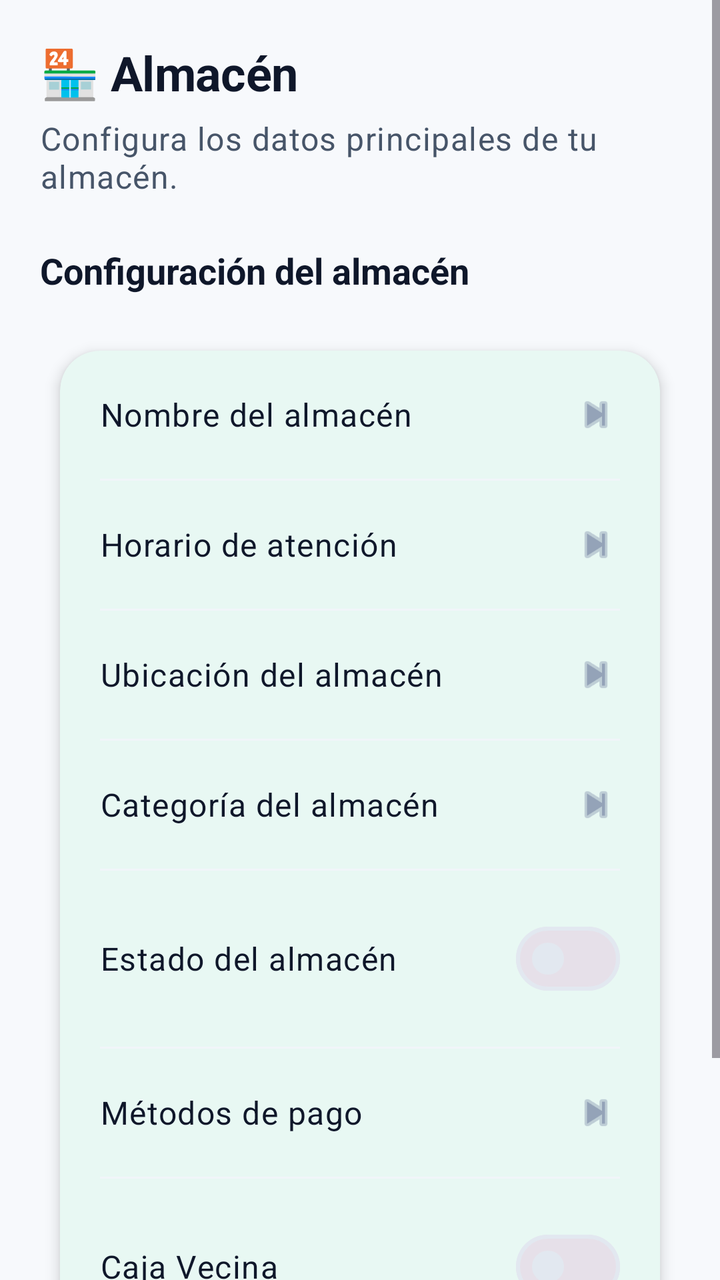
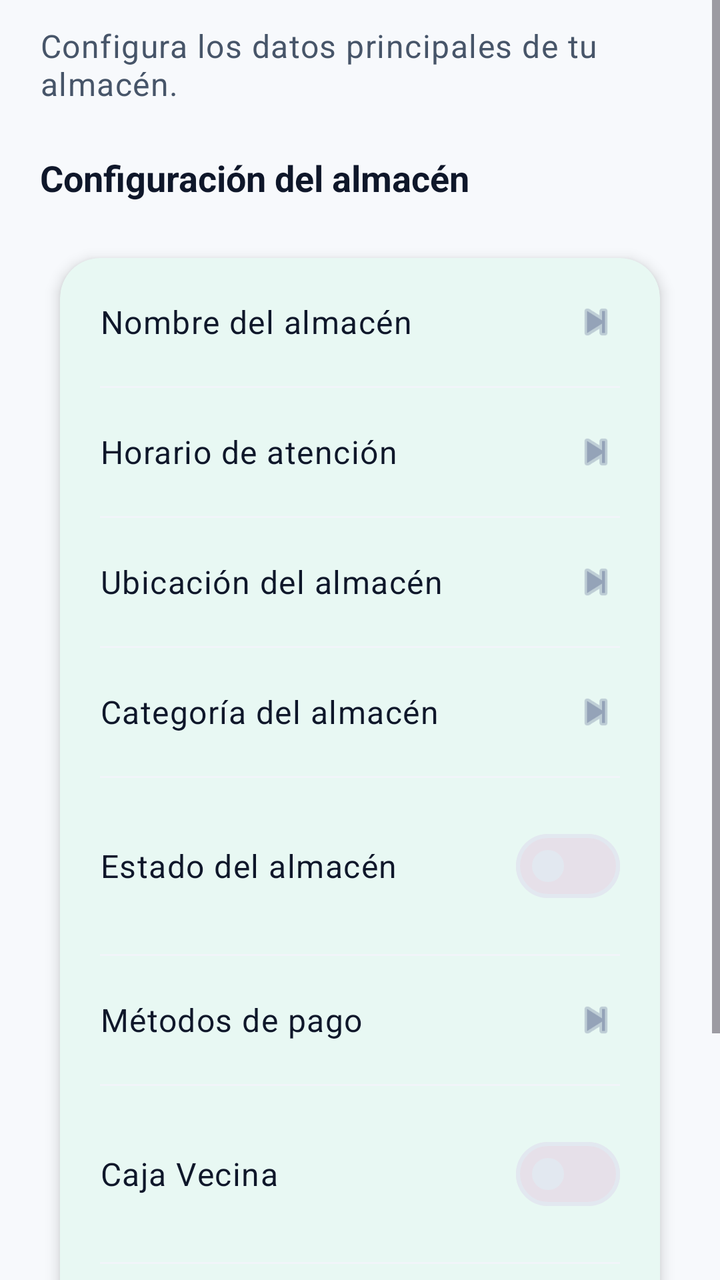

Two renders of the same Android screen: before a commit and after it. Below are the layout's source before the change and the commit's diff.
<!-- AndroidManifest.xml: application theme Theme.RutaAlmacen -->
<!-- res/layout/fragment_almacen.xml -->
<?xml version="1.0" encoding="utf-8"?>
<ScrollView xmlns:android="http://schemas.android.com/apk/res/android"
    xmlns:app="http://schemas.android.com/apk/res-auto"
    android:layout_width="match_parent"
    android:layout_height="match_parent"
    android:background="@color/fondo_app"
    android:fillViewport="true">

    <LinearLayout
        android:layout_width="match_parent"
        android:layout_height="wrap_content"
        android:orientation="vertical"
        android:padding="@dimen/margen_pantalla">

        <TextView
            android:layout_width="match_parent"
            android:layout_height="wrap_content"
            android:text="🏪 Almacén"
            android:textAppearance="@style/TextAppearance.RutaAlmacen.Vendedor.TitleLarge" />

        <TextView
            android:layout_width="match_parent"
            android:layout_height="wrap_content"
            android:layout_marginTop="@dimen/espacio_xs"
            android:text="Configura los datos principales de tu almacén."
            android:textAppearance="@style/TextAppearance.RutaAlmacen.Vendedor.BodyMedium" />

        <TextView
            android:layout_width="wrap_content"
            android:layout_height="wrap_content"
            android:layout_marginTop="@dimen/espacio_xl"
            android:text="Configuración del almacén"
            android:textAppearance="@style/TextAppearance.RutaAlmacen.Vendedor.TitleMedium" />

        <com.google.android.material.card.MaterialCardView
            android:layout_width="match_parent"
            android:layout_height="wrap_content"
            android:layout_marginTop="@dimen/espacio_md">

            <LinearLayout
                android:layout_width="match_parent"
                android:layout_height="wrap_content"
                android:orientation="vertical">

                <LinearLayout
                    android:id="@+id/opcion_nombre_almacen"
                    android:layout_width="match_parent"
                    android:layout_height="wrap_content"
                    android:background="?attr/selectableItemBackground"
                    android:clickable="true"
                    android:focusable="true"
                    android:gravity="center_vertical"
                    android:orientation="horizontal"
                    android:padding="@dimen/espacio_lg">

                    <TextView
                        android:layout_width="0dp"
                        android:layout_height="wrap_content"
                        android:layout_weight="1"
                        android:text="Nombre del almacén"
                        android:textAppearance="@style/TextAppearance.RutaAlmacen.Vendedor.BodyMedium"
                        android:textColor="@color/texto_principal" />

                    <ImageView
                        android:layout_width="@dimen/ancho_icono"
                        android:layout_height="@dimen/ancho_icono"
                        android:contentDescription="@null"
                        android:src="@android:drawable/ic_media_next"
                        app:tint="@color/texto_terciario" />
                </LinearLayout>

                <View
                    android:layout_width="match_parent"
                    android:layout_height="1dp"
                    android:layout_marginHorizontal="@dimen/espacio_lg"
                    android:background="@color/divisor" />

                <LinearLayout
                    android:id="@+id/opcion_horario_almacen"
                    android:layout_width="match_parent"
                    android:layout_height="wrap_content"
                    android:background="?attr/selectableItemBackground"
                    android:clickable="true"
                    android:focusable="true"
                    android:gravity="center_vertical"
                    android:orientation="horizontal"
                    android:padding="@dimen/espacio_lg">

                    <TextView
                        android:layout_width="0dp"
                        android:layout_height="wrap_content"
                        android:layout_weight="1"
                        android:text="Horario de atención"
                        android:textAppearance="@style/TextAppearance.RutaAlmacen.Vendedor.BodyMedium"
                        android:textColor="@color/texto_principal" />

                    <ImageView
                        android:layout_width="@dimen/ancho_icono"
                        android:layout_height="@dimen/ancho_icono"
                        android:contentDescription="@null"
                        android:src="@android:drawable/ic_media_next"
                        app:tint="@color/texto_terciario" />
                </LinearLayout>

                <View
                    android:layout_width="match_parent"
                    android:layout_height="1dp"
                    android:layout_marginHorizontal="@dimen/espacio_lg"
                    android:background="@color/divisor" />

                <LinearLayout
                    android:id="@+id/opcion_ubicacion_almacen"
                    android:layout_width="match_parent"
                    android:layout_height="wrap_content"
                    android:background="?attr/selectableItemBackground"
                    android:clickable="true"
                    android:focusable="true"
                    android:gravity="center_vertical"
                    android:orientation="horizontal"
                    android:padding="@dimen/espacio_lg">

                    <TextView
                        android:layout_width="0dp"
                        android:layout_height="wrap_content"
                        android:layout_weight="1"
                        android:text="Ubicación del almacén"
                        android:textAppearance="@style/TextAppearance.RutaAlmacen.Vendedor.BodyMedium"
                        android:textColor="@color/texto_principal" />

                    <ImageView
                        android:layout_width="@dimen/ancho_icono"
                        android:layout_height="@dimen/ancho_icono"
                        android:contentDescription="@null"
                        android:src="@android:drawable/ic_media_next"
                        app:tint="@color/texto_terciario" />
                </LinearLayout>

                <View
                    android:layout_width="match_parent"
                    android:layout_height="1dp"
                    android:layout_marginHorizontal="@dimen/espacio_lg"
                    android:background="@color/divisor" />

                <LinearLayout
                    android:id="@+id/opcion_categoria_almacen"
                    android:layout_width="match_parent"
                    android:layout_height="wrap_content"
                    android:background="?attr/selectableItemBackground"
                    android:clickable="true"
                    android:focusable="true"
                    android:gravity="center_vertical"
                    android:orientation="horizontal"
                    android:padding="@dimen/espacio_lg">

                    <TextView
                        android:layout_width="0dp"
                        android:layout_height="wrap_content"
                        android:layout_weight="1"
                        android:text="Categoría del almacén"
                        android:textAppearance="@style/TextAppearance.RutaAlmacen.Vendedor.BodyMedium"
                        android:textColor="@color/texto_principal" />

                    <ImageView
                        android:layout_width="@dimen/ancho_icono"
                        android:layout_height="@dimen/ancho_icono"
                        android:contentDescription="@null"
                        android:src="@android:drawable/ic_media_next"
                        app:tint="@color/texto_terciario" />
                </LinearLayout>

                <View
                    android:layout_width="match_parent"
                    android:layout_height="1dp"
                    android:layout_marginHorizontal="@dimen/espacio_lg"
                    android:background="@color/divisor" />

                <LinearLayout
                    android:id="@+id/opcion_estado_almacen"
                    android:layout_width="match_parent"
                    android:layout_height="wrap_content"
                    android:background="?attr/selectableItemBackground"
                    android:clickable="true"
                    android:focusable="true"
                    android:gravity="center_vertical"
                    android:orientation="horizontal"
                    android:padding="@dimen/espacio_lg">

                    <TextView
                        android:id="@+id/texto_estado_almacen"
                        android:layout_width="0dp"
                        android:layout_height="wrap_content"
                        android:layout_weight="1"
                        android:text="Estado del almacén"
                        android:textAppearance="@style/TextAppearance.RutaAlmacen.Vendedor.BodyMedium"
                        android:textColor="@color/texto_principal" />

                    <com.google.android.material.materialswitch.MaterialSwitch
                        android:id="@+id/switch_estado_almacen"
                        android:layout_width="wrap_content"
                        android:layout_height="wrap_content"
                        android:clickable="false"
                        android:focusable="false" />
                </LinearLayout>

                <View
                    android:layout_width="match_parent"
                    android:layout_height="1dp"
                    android:layout_marginHorizontal="@dimen/espacio_lg"
                    android:background="@color/divisor" />

                <LinearLayout
                    android:id="@+id/opcion_metodos_pago"
                    android:layout_width="match_parent"
                    android:layout_height="wrap_content"
                    android:background="?attr/selectableItemBackground"
                    android:clickable="true"
                    android:focusable="true"
                    android:gravity="center_vertical"
                    android:orientation="horizontal"
                    android:padding="@dimen/espacio_lg">

                    <TextView
                        android:id="@+id/texto_metodos_pago"
                        android:layout_width="0dp"
                        android:layout_height="wrap_content"
                        android:layout_weight="1"
                        android:text="Métodos de pago"
                        android:textAppearance="@style/TextAppearance.RutaAlmacen.Vendedor.BodyMedium"
                        android:textColor="@color/texto_principal" />

                    <ImageView
                        android:layout_width="@dimen/ancho_icono"
                        android:layout_height="@dimen/ancho_icono"
                        android:contentDescription="@null"
                        android:src="@android:drawable/ic_media_next"
                        app:tint="@color/texto_terciario" />
                </LinearLayout>

                <View
                    android:layout_width="match_parent"
                    android:layout_height="1dp"
                    android:layout_marginHorizontal="@dimen/espacio_lg"
                    android:background="@color/divisor" />

                <LinearLayout
                    android:id="@+id/opcion_caja_vecina"
                    android:layout_width="match_parent"
                    android:layout_height="wrap_content"
                    android:background="?attr/selectableItemBackground"
                    android:clickable="true"
                    android:focusable="true"
                    android:gravity="center_vertical"
                    android:orientation="horizontal"
                    android:padding="@dimen/espacio_lg">

                    <TextView
                        android:id="@+id/texto_caja_vecina"
                        android:layout_width="0dp"
                        android:layout_height="wrap_content"
                        android:layout_weight="1"
                        android:text="Caja Vecina"
                        android:textAppearance="@style/TextAppearance.RutaAlmacen.Vendedor.BodyMedium"
                        android:textColor="@color/texto_principal" />

                    <com.google.android.material.materialswitch.MaterialSwitch
                        android:id="@+id/switch_caja_vecina"
                        android:layout_width="wrap_content"
                        android:layout_height="wrap_content"
                        android:clickable="false"
                        android:focusable="false" />
                </LinearLayout>

                <View
                    android:layout_width="match_parent"
                    android:layout_height="1dp"
                    android:layout_marginHorizontal="@dimen/espacio_lg"
                    android:background="@color/divisor" />

                <LinearLayout
                    android:id="@+id/opcion_block_notas"
                    android:layout_width="match_parent"
                    android:layout_height="wrap_content"
                    android:background="?attr/selectableItemBackground"
                    android:clickable="true"
                    android:focusable="true"
                    android:gravity="center_vertical"
                    android:orientation="horizontal"
                    android:padding="@dimen/espacio_lg">

                    <ImageView
                        android:layout_width="@dimen/ancho_icono"
                        android:layout_height="@dimen/ancho_icono"
                        android:layout_marginEnd="@dimen/espacio_md"
                        android:contentDescription="@null"
                        android:src="@drawable/ic_notes"
                        app:tint="@color/colorPrimary" />

                    <TextView
                        android:layout_width="0dp"
                        android:layout_height="wrap_content"
                        android:layout_weight="1"
                        android:text="Ver Block de Notas"
                        android:textAppearance="@style/TextAppearance.RutaAlmacen.Vendedor.BodyMedium"
                        android:textColor="@color/texto_principal" />

                    <ImageView
                        android:layout_width="@dimen/ancho_icono"
                        android:layout_height="@dimen/ancho_icono"
                        android:contentDescription="@null"
                        android:src="@drawable/ic_chevron_right"
                        app:tint="@color/texto_terciario" />
                </LinearLayout>
            </LinearLayout>
        </com.google.android.material.card.MaterialCardView>
    </LinearLayout>
</ScrollView>
<!-- resources referenced by this layout -->
<resources>
  <color name="colorPrimary">#FF10B981</color>
  <color name="divisor">#FFF1F5F9</color>
  <color name="fondo_app">#FFF7F9FC</color>
  <color name="texto_principal">#FF0F172A</color>
  <color name="texto_terciario">#FF94A3B8</color>
  <dimen name="ancho_icono">24dp</dimen>
  <dimen name="espacio_lg">20dp</dimen>
  <dimen name="espacio_md">16dp</dimen>
  <dimen name="espacio_xl">24dp</dimen>
  <dimen name="espacio_xs">6dp</dimen>
  <dimen name="margen_pantalla">20dp</dimen>
  <!-- drawable ic_chevron_right (drawable) -->
  <vector xmlns:android="http://schemas.android.com/apk/res/android"
      android:width="24dp"
      android:height="24dp"
      android:viewportWidth="24"
      android:viewportHeight="24"
      android:tint="?attr/colorOnSurface">
      <path
          android:fillColor="@android:color/white"
          android:pathData="M10,6L8.59,7.41 13.17,12l-4.58,4.59L10,18l6,-6z" />
  </vector>
  <!-- drawable ic_notes (drawable) -->
  <vector xmlns:android="http://schemas.android.com/apk/res/android"
      android:width="24dp"
      android:height="24dp"
      android:viewportWidth="24"
      android:viewportHeight="24"
      android:tint="?attr/colorOnSurface">
      <path
          android:fillColor="@android:color/white"
          android:pathData="M19,3H5C3.9,3 3,3.9 3,5v14c0,1.1 0.9,2 2,2h14c1.1,0 2,-0.9 2,-2V5C21,3.9 20.1,3 19,3zM10,17H7v-2h3V17zM17,13H7v-2h10V13zM17,9H7V7h10V9z" />
  </vector>
  <style name="TextAppearance.RutaAlmacen.Vendedor.BodyMedium" parent="TextAppearance.Material3.BodyLarge">
          <item name="android:textSize">@dimen/texto_cuerpo_lg</item>
          <item name="android:textColor">@color/texto_secundario</item>
      </style>
  <style name="TextAppearance.RutaAlmacen.Vendedor.TitleLarge" parent="TextAppearance.Material3.HeadlineMedium">
          <item name="android:textSize">@dimen/texto_titulo_xl</item>
          <item name="android:textColor">@color/texto_principal</item>
          <item name="android:textStyle">bold</item>
          <item name="android:letterSpacing">-0.01</item>
      </style>
  <style name="TextAppearance.RutaAlmacen.Vendedor.TitleMedium" parent="TextAppearance.Material3.TitleLarge">
          <item name="android:textSize">18sp</item>
          <item name="android:textColor">@color/texto_principal</item>
          <item name="android:textStyle">bold</item>
      </style>
  <style name="Theme.RutaAlmacen" parent="Base.Theme.RutaAlmacen" />
  <dimen name="texto_cuerpo_lg">16sp</dimen>
  <color name="texto_secundario">#FF475569</color>
  <dimen name="texto_titulo_xl">24sp</dimen>
  <color name="colorOnPrimary">#FFFFFFFF</color>
  <color name="colorPrimaryLight">#FFD1FAE5</color>
  <color name="texto_en_pastel">#FF0F766E</color>
  <color name="colorSecondary">#FFF59E0B</color>
  <color name="colorOnSecondary">#FFFFFFFF</color>
  <color name="colorSecondaryLight">#FFFEF3C7</color>
  <color name="colorTertiary">#FF6366F1</color>
  <color name="colorTertiaryLight">#FFE0E7FF</color>
  <color name="colorAccent">#FFEF4444</color>
  <color name="colorAccentLight">#FFFEE2E2</color>
  <color name="fondo_card">#FFFFFFFF</color>
  <color name="borde_sutil">#FFE2E8F0</color>
  <style name="Widget.RutaAlmacen.CardView" parent="Widget.Material3.CardView.Filled">
          <item name="cardCornerRadius">@dimen/radio_card</item>
          <item name="cardElevation">@dimen/elevacion_card</item>
          <item name="cardBackgroundColor">@color/fondo_card</item>
          <item name="strokeWidth">0dp</item>
          <item name="cardUseCompatPadding">true</item>
      </style>
  <dimen name="radio_card">20dp</dimen>
  <dimen name="elevacion_card">4dp</dimen>
  <dimen name="radio_boton">24dp</dimen>
  <dimen name="alto_boton">56dp</dimen>
  <dimen name="texto_titulo_sm">16sp</dimen>
  <dimen name="radio_input">14dp</dimen>
  <!-- unchanged entries left out for length: 3 -->
</resources>

<!-- the commit's change to res/layout/fragment_almacen.xml (unified diff, before → after) -->
@@ -10,18 +10,14 @@
         android:layout_width="match_parent"
         android:layout_height="wrap_content"
         android:orientation="vertical"
-        android:padding="@dimen/margen_pantalla">
+        android:paddingTop="12dp"
+        android:paddingStart="@dimen/margen_pantalla"
+        android:paddingEnd="@dimen/margen_pantalla"
+        android:paddingBottom="@dimen/margen_pantalla">
 
         <TextView
             android:layout_width="match_parent"
             android:layout_height="wrap_content"
-            android:text="🏪 Almacén"
-            android:textAppearance="@style/TextAppearance.RutaAlmacen.Vendedor.TitleLarge" />
-
-        <TextView
-            android:layout_width="match_parent"
-            android:layout_height="wrap_content"
-            android:layout_marginTop="@dimen/espacio_xs"
             android:text="Configura los datos principales de tu almacén."
             android:textAppearance="@style/TextAppearance.RutaAlmacen.Vendedor.BodyMedium" />
 
@@ -310,6 +306,47 @@
                         android:src="@drawable/ic_chevron_right"
                         app:tint="@color/texto_terciario" />
                 </LinearLayout>
+
+                <View
+                    android:layout_width="match_parent"
+                    android:layout_height="1dp"
+                    android:layout_marginHorizontal="@dimen/espacio_lg"
+                    android:background="@color/divisor" />
+
+                <LinearLayout
+                    android:id="@+id/opcion_ver_como_comprador"
+                    android:layout_width="match_parent"
+                    android:layout_height="wrap_content"
+                    android:background="?attr/selectableItemBackground"
+                    android:clickable="true"
+                    android:focusable="true"
+                    android:gravity="center_vertical"
+                    android:orientation="horizontal"
+                    android:padding="@dimen/espacio_lg">
+
+                    <ImageView
+                        android:layout_width="@dimen/ancho_icono"
+                        android:layout_height="@dimen/ancho_icono"
+                        android:layout_marginEnd="@dimen/espacio_md"
+                        android:contentDescription="@null"
+                        android:src="@android:drawable/ic_menu_search"
+                        app:tint="@color/colorPrimary" />
+
+                    <TextView
+                        android:layout_width="0dp"
+                        android:layout_height="wrap_content"
+                        android:layout_weight="1"
+                        android:text="Ver como Comprador"
+                        android:textAppearance="@style/TextAppearance.RutaAlmacen.Vendedor.BodyMedium"
+                        android:textColor="@color/texto_principal" />
+
+                    <ImageView
+                        android:layout_width="@dimen/ancho_icono"
+                        android:layout_height="@dimen/ancho_icono"
+                        android:contentDescription="@null"
+                        android:src="@drawable/ic_chevron_right"
+                        app:tint="@color/texto_terciario" />
+                </LinearLayout>
             </LinearLayout>
         </com.google.android.material.card.MaterialCardView>
     </LinearLayout>
<!-- resource entries referenced after the edit -->
@@ -9,7 +9,6 @@
   <dimen name="espacio_lg">20dp</dimen>
   <dimen name="espacio_md">16dp</dimen>
   <dimen name="espacio_xl">24dp</dimen>
-  <dimen name="espacio_xs">6dp</dimen>
   <dimen name="margen_pantalla">20dp</dimen>
   <!-- drawable ic_chevron_right (drawable) -->
   <vector xmlns:android="http://schemas.android.com/apk/res/android"
@@ -37,12 +36,6 @@
           <item name="android:textSize">@dimen/texto_cuerpo_lg</item>
           <item name="android:textColor">@color/texto_secundario</item>
       </style>
-  <style name="TextAppearance.RutaAlmacen.Vendedor.TitleLarge" parent="TextAppearance.Material3.HeadlineMedium">
-          <item name="android:textSize">@dimen/texto_titulo_xl</item>
-          <item name="android:textColor">@color/texto_principal</item>
-          <item name="android:textStyle">bold</item>
-          <item name="android:letterSpacing">-0.01</item>
-      </style>
   <style name="TextAppearance.RutaAlmacen.Vendedor.TitleMedium" parent="TextAppearance.Material3.TitleLarge">
           <item name="android:textSize">18sp</item>
           <item name="android:textColor">@color/texto_principal</item>
@@ -51,7 +44,6 @@
   <style name="Theme.RutaAlmacen" parent="Base.Theme.RutaAlmacen" />
   <dimen name="texto_cuerpo_lg">16sp</dimen>
   <color name="texto_secundario">#FF475569</color>
-  <dimen name="texto_titulo_xl">24sp</dimen>
   <color name="colorOnPrimary">#FFFFFFFF</color>
   <color name="colorPrimaryLight">#FFD1FAE5</color>
   <color name="texto_en_pastel">#FF0F766E</color>
